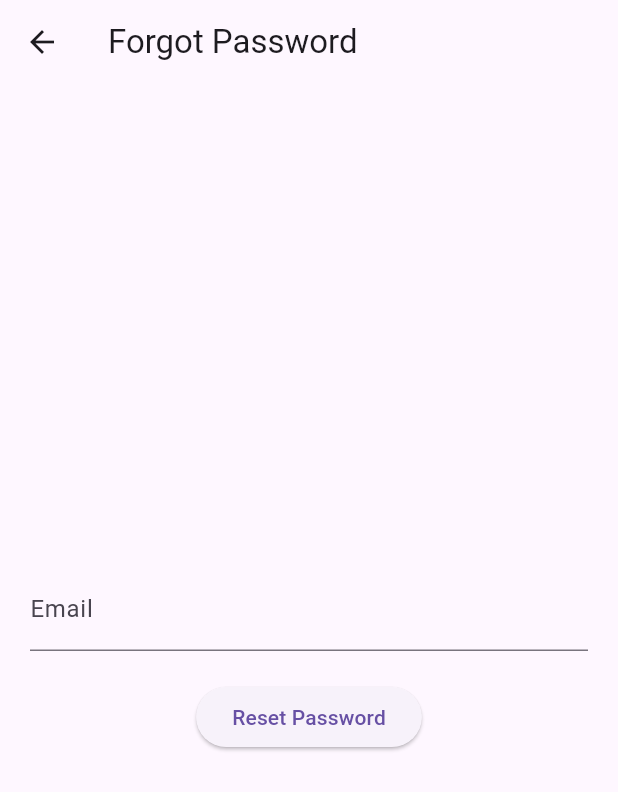
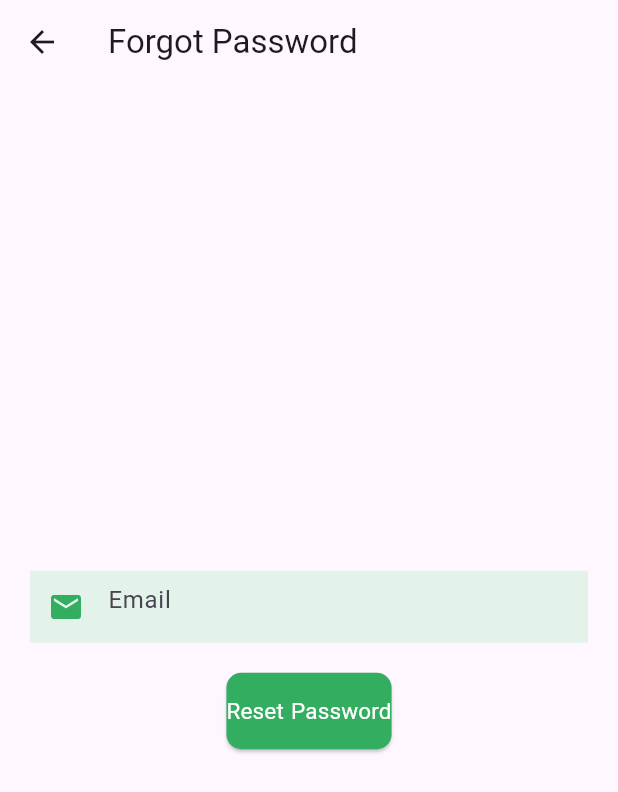
Before and after one commit to fatma4590/Hatgeback, a Flutter app: the screen it shows after launch, after a tap on "Forgot Password?", on a phone screen of 412 x 824 dp. Shown: the top 792 px of the screen. Run offline on Flutter 3.47's test engine with Material 3 defaults, Android fonts, the phone set to English and light mode, and no system bars; our stand-ins replace cloud_firestore, datetime_picker_formfield_new, firebase_auth, firebase_core, modal_progress_hud_nsn; accounts and stored records are empty.

Commit message:
momen to fatma aloooooooo

```diff
--- a/lib/screens/forgot_password_page.dart
+++ b/lib/screens/forgot_password_page.dart
@@ -1,5 +1,6 @@
 import 'package:firebase_auth/firebase_auth.dart';
 import 'package:flutter/material.dart';
+import 'package:hatgeback/screens/loginscreen.dart';
 
 class ForgotPasswordPage extends StatelessWidget {
   final TextEditingController emailController = TextEditingController();
@@ -17,24 +18,61 @@ class ForgotPasswordPage extends StatelessWidget {
           children: [
             TextFormField(
               controller: emailController,
-              decoration: InputDecoration(labelText: 'Email'),
+              validator: (value) {
+                if (value!.isEmpty) {
+                  return 'Email is required';
+                }
+                return null;
+              },
+              decoration: InputDecoration(
+                hintText: 'Email',
+                filled: true,
+                fillColor: Color(0xFFE3F3E9),
+                prefixIcon: Icon(Icons.email, color: Color(0xFF33AD60)),
+                border: InputBorder.none,
+                focusedBorder: InputBorder.none,
+                enabledBorder: InputBorder.none,
+              ),
             ),
             SizedBox(height: 20),
             ElevatedButton(
               onPressed: () async {
                 String email = emailController.text.trim();
                 try {
-                  await FirebaseAuth.instance.sendPasswordResetEmail(email: email);
+                  await FirebaseAuth.instance
+                      .sendPasswordResetEmail(email: email);
                   ScaffoldMessenger.of(context).showSnackBar(
-                    SnackBar(content: Text('Password reset email sent. Check your inbox.')),
+                    SnackBar(
+                        content: Text(
+                            'Password reset email sent. Check your inbox.')),
                   );
                 } catch (e) {
                   ScaffoldMessenger.of(context).showSnackBar(
-                    SnackBar(content: Text('Failed to send password reset email.')),
+                    SnackBar(
+                        content: Text('Failed to send password reset email.')),
                   );
                 }
+                Navigator.push(
+                  context,
+                  MaterialPageRoute(builder: (context) => loginscreen()),
+                );
               },
-              child: Text('Reset Password'),
+              child: Text(
+                'Reset Password',
+                style: TextStyle(
+                  fontSize: 15.0,
+                  wordSpacing: 1,
+                  fontWeight: FontWeight.normal,
+                  color: Colors.white,
+                ),
+              ),
+              style: ElevatedButton.styleFrom(
+                padding: EdgeInsets.symmetric(vertical: 15.0),
+                backgroundColor: Color(0xFF33AD60),
+                shape: RoundedRectangleBorder(
+                  borderRadius: BorderRadius.circular(10.0),
+                ),
+              ),
             ),
           ],
         ),
--- a/lib/screens/loginscreen.dart
+++ b/lib/screens/loginscreen.dart
@@ -298,7 +298,10 @@ class _LoginPageState extends State<loginscreen> {
                             builder: (context) => ForgotPasswordPage()),
                       );
                     },
-                    child: Text('Forgot Password?'),
+                    child: Text(
+                      'Forgot Password?',
+                      style: TextStyle(color: Color(0xFF33AD60)),
+                    ),
                   ),
                   SizedBox(height: 20.0),
                   Row(
```
